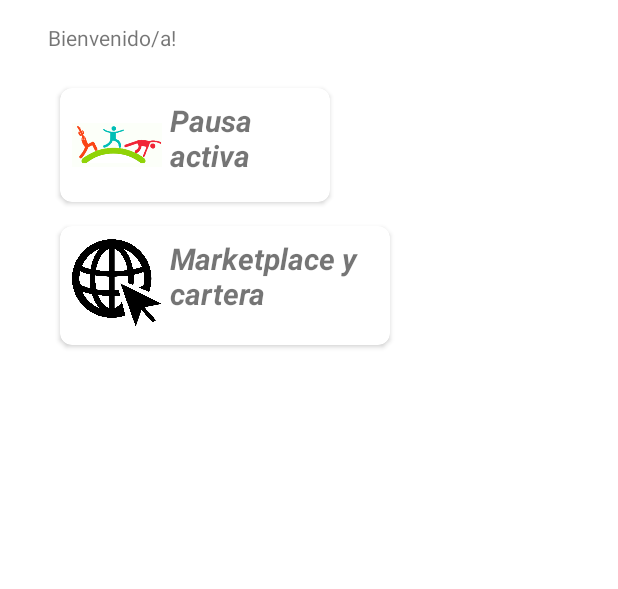
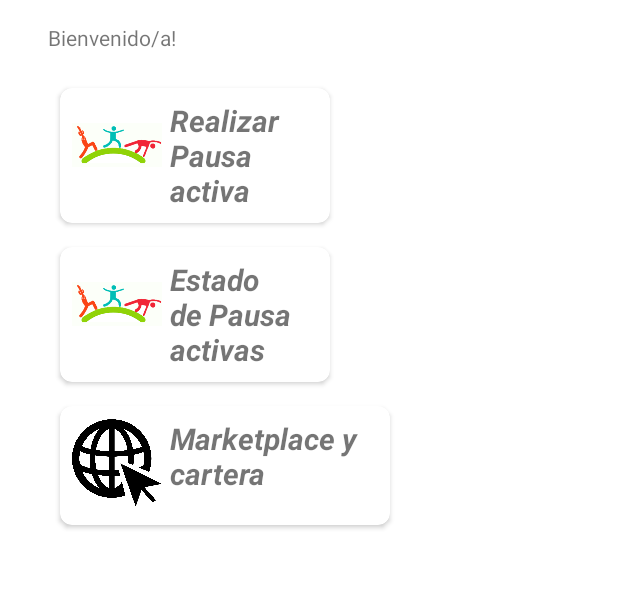
Before and after one commit to panicape/wellnescoin-android, an Android app: the layout fragment_login_main.xml on its own in the app's theme, with its tools: preview values and no code run, on a phone screen of 412 x 824 dp, the part 268-857 px from its top. Run offline under Robolectric (Android 15) with nearby library versions, the phone set to English and light mode, and no system bars.

Commit message:
Se actualizó la pantalla principal de Estado de las pausas y su navegación

```diff
--- a/app/src/main/res/layout/fragment_login_main.xml
+++ b/app/src/main/res/layout/fragment_login_main.xml
@@ -69,7 +69,39 @@
                     android:layout_width="match_parent"
                     android:layout_height="wrap_content"
                     android:layout_marginStart="5dp"
-                    android:text="Pausa activa"
+                    android:text="Realizar Pausa activa"
+                    android:textSize="20sp"
+                    android:textStyle="bold|italic" />
+
+            </LinearLayout>
+        </androidx.cardview.widget.CardView>
+        <androidx.cardview.widget.CardView
+            android:id="@+id/pausastatusCV"
+            android:layout_width="180dp"
+            android:layout_margin="8dp"
+            android:padding="8dp"
+            app:cardCornerRadius="8dp">
+
+            <LinearLayout
+                android:layout_width="180dp"
+                android:layout_height="match_parent"
+                android:orientation="horizontal"
+                android:padding="8dp">
+
+                <ImageView
+                    android:id="@+id/imgPausaStatus"
+                    android:layout_width="60dp"
+                    android:layout_height="60dp"
+                    android:contentDescription="Logo  de acción de Pausa Activa"
+                    android:src="@drawable/pausaactiva"
+                    tools:ignore="ImageContrastCheck,ImageContrastCheck,ImageContrastCheck" />
+
+                <TextView
+                    android:id="@+id/opt2Title"
+                    android:layout_width="match_parent"
+                    android:layout_height="wrap_content"
+                    android:layout_marginStart="5dp"
+                    android:text="Estado de Pausa activas"
                     android:textSize="20sp"
                     android:textStyle="bold|italic" />
 
@@ -97,7 +129,7 @@
                     android:src="@drawable/paginaweb" />
 
                 <TextView
-                    android:id="@+id/opt2Title"
+                    android:id="@+id/opt3Title"
                     android:layout_width="match_parent"
                     android:layout_height="63dp"
                     android:layout_marginStart="5dp"
```
Also changed, not shown: app/src/main/java/com/panicape/wellnesscoin/ui/LoginMainFragment.java (+9 -1 lines), app/src/main/java/com/panicape/wellnesscoin/ui/PausasStatusFragment.java (+44 -6 lines), app/src/main/res/layout/fragment_pausas_status.xml (+16 -5 lines), app/src/main/res/navigation/mobile_navigation.xml (+24 -9 lines).
